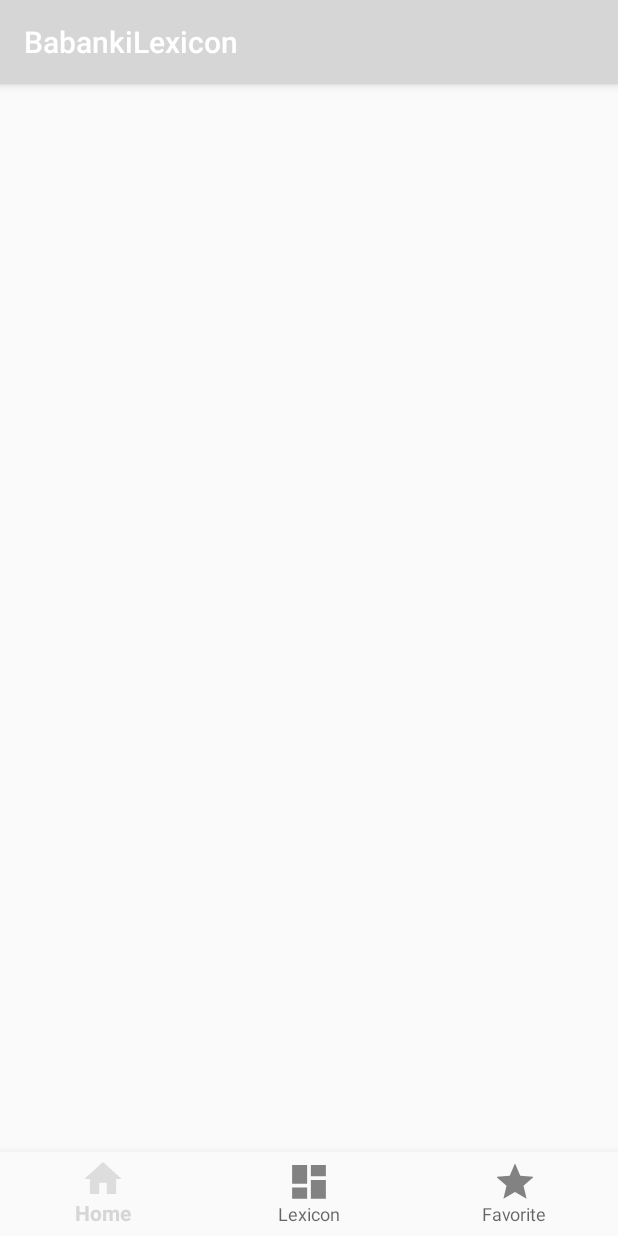
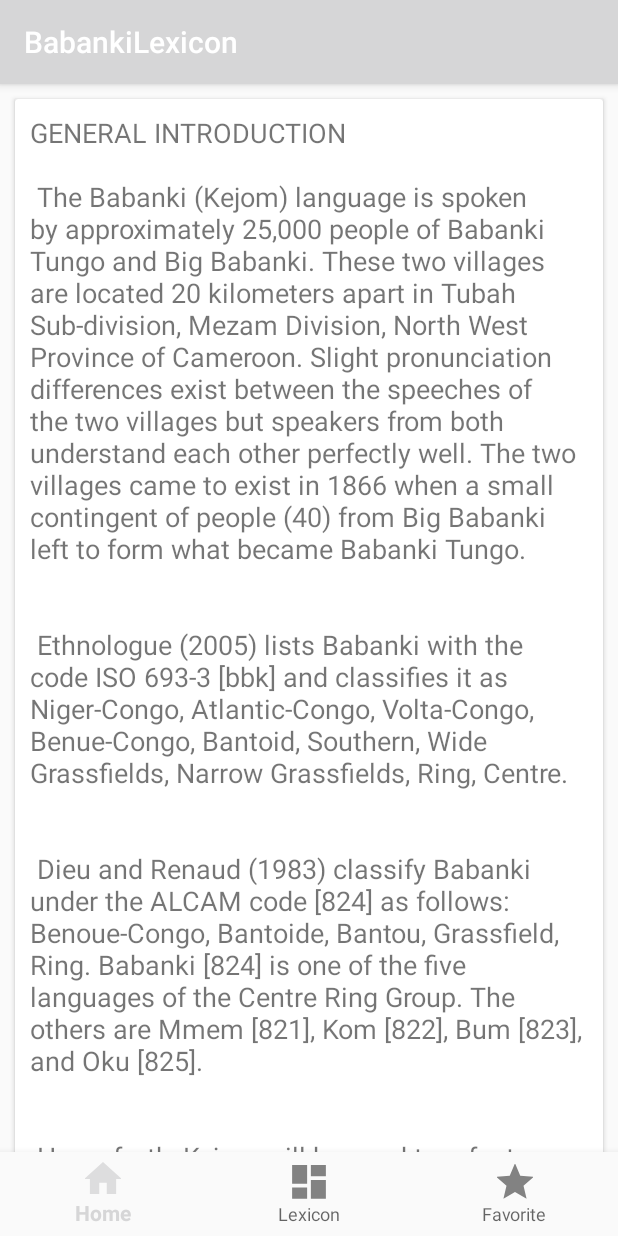
Before and after one commit to prestech/BabankiLexicon, an Android app: the screen it shows after launch (MainActivity), on a phone screen of 412 x 824 dp. Run offline under Robolectric (Android 15) with nearby library versions, the phone set to English and light mode, and no system bars.

Commit message:
added intro to home page

```diff
--- a/app/src/main/java/com/prestech/babankilexicon/activity/MainActivity.java
+++ b/app/src/main/java/com/prestech/babankilexicon/activity/MainActivity.java
@@ -56,6 +56,8 @@ public class MainActivity extends AppCompatActivity {
 
         fragmentManager = getSupportFragmentManager();
 
+        openFragment(new HomeFragment());
+
         BottomNavigationView navView = findViewById(R.id.nav_view);
 
         navView.setOnNavigationItemSelectedListener(mOnNavigationItemSelectedListener);
--- a/app/src/main/res/layout/activity_home.xml
+++ b/app/src/main/res/layout/activity_home.xml
@@ -1,9 +1,38 @@
 <?xml version="1.0" encoding="utf-8"?>
-<android.support.constraint.ConstraintLayout xmlns:android="http://schemas.android.com/apk/res/android"
+<LinearLayout xmlns:android="http://schemas.android.com/apk/res/android"
     xmlns:app="http://schemas.android.com/apk/res-auto"
     xmlns:tools="http://schemas.android.com/tools"
     android:layout_width="match_parent"
-    android:layout_height="match_parent">
+    android:layout_height="match_parent"
+    android:orientation="vertical">
 
 
-</android.support.constraint.ConstraintLayout>
+    <android.support.v7.widget.CardView
+        android:layout_width="match_parent"
+        android:layout_height="wrap_content"
+        android:layout_margin="10dp">>
+        <RelativeLayout
+            android:layout_width="match_parent"
+            android:layout_height="wrap_content"
+            android:layout_margin="10dp">
+
+            <android.support.v4.widget.NestedScrollView
+                android:layout_width="match_parent"
+                android:layout_height="match_parent"
+                android:fillViewport="true">
+
+                <TextView
+                    android:id="@+id/textView2"
+                    android:layout_width="match_parent"
+                    android:layout_height="wrap_content"
+                    android:editable="false"
+                    android:text="@string/intro_to_lexicon"
+                    android:textSize="18sp"
+                    app:autoSizeTextType="uniform" />
+            </android.support.v4.widget.NestedScrollView>
+
+        </RelativeLayout>
+    </android.support.v7.widget.CardView>
+
+
+</LinearLayout>
--- a/app/src/main/res/values/strings.xml
+++ b/app/src/main/res/values/strings.xml
@@ -9,4 +9,35 @@
     <string name="cd_audio">Audio</string>
     <string name="search_hint">Search English term</string>
     <string name="lexicon_loading_text">Getting lexicon</string>
+    <string name="intro_to_lexicon">GENERAL INTRODUCTION \n\n
+
+        The Babanki (Kejom) language is spoken by approximately 25,000 people of Babanki Tungo and Big Babanki. These two villages are located 20 kilometers apart in Tubah Sub-division, Mezam Division, North West Province of Cameroon. Slight pronunciation differences exist between the speeches of the two villages but speakers from both understand each other perfectly well. The two villages came to exist in 1866 when a small contingent of people (40) from Big Babanki left to form what became Babanki Tungo. \n\n\n
+
+        Ethnologue (2005) lists Babanki with the code ISO 693-3 [bbk] and classifies it as Niger-Congo, Atlantic-Congo, Volta-Congo, Benue-Congo, Bantoid, Southern, Wide Grassfields, Narrow Grassfields, Ring, Centre. \n\n\n
+
+        Dieu and Renaud (1983) classify Babanki under the ALCAM code [824] as follows: Benoue-Congo, Bantoide, Bantou, Grassfield, Ring. Babanki [824] is one of the five languages of the Centre Ring Group. The others are Mmem [821], Kom [822], Bum [823], and Oku [825]. \n\n\n
+
+        Henceforth, Kejom will be used to refer to Babanki, as the people prefer to call their language (Gà’a Kəjòm), themselves (Vi’i Kəjòm), and their villages (Kəjòm Kəku, and Kəjòm Kətingù’).\n\n\n
+
+        This provisional lexicon has been compiled primarily for the speakers of Kejom, though it will also be of interest to non-speakers who desire to study or learn the language. The lexicon will likely stimulate interest in the use of the language in its written form and will be a useful tool for those learning to read and write the Kejom language. This lexicon is a step forward in the preservation of the cultural identity of the Kejom people, which is facing extinction as we evolve. Finally, this lexicon may be used as a reference material in standardizing the spelling of Kejom words and terminology.\n\n\n
+
+        The Kejom alphabet is in conformity with the General Alphabet of Cameroonian Languages, adopted in 1979 by the National Committee for the unification and harmonization of the alphabets of Cameroonian languages. \n\n\n
+
+        Over 2000 entries that serve as an introduction to Kejom words and phrases are found in this lexicon. The 1800 SIL Comparative African Word List served as a thematic basis for the initial collection of words.
+        Each lexical entry includes a phonetic transcription, part of speech, noun class and a brief definition in English. Additional information such as: variant forms1, and plural forms of nouns may also be found. Verbs are cited without the introductory infinitive particle ə.́ For example, əv́ ì ‘to come,’ is entered merely as vì v. come.\n\n\n
+
+        A general introduction precedes the body of the lexicon. The phonology of Kejom is briefly presented and the Kejom Alphabet is provided. The noun class system of Kejom is also introduced. Some noun modifiers like possessive pronouns, demonstratives and some numerals are shown in this part. Following the body of the lexicon is an English- Kejom Index of more than 2000 entries. \n\n\n
+
+        I sincerely thank those who assisted me in the verification and augmentation of the database that Christine DeVisser started eliciting in 2005. A number of people helped her at that time and I would like to acknowledge them here. Mr. P. V. Adams for providing most of the words, Mr. Awenti A. Tituwan, Mr Mutan Gabriel and Mr Ntang W. Thaddeus for the 557 wordlist they provided, and Mr. Vuwen Andrew Maley for helping to check tone on a number of words. \n\n\n
+
+        I am very grateful for the financial assistance that was provided by the Kay Williamson Educational Foundation (KWEF) as well as some kind-hearted Kejom people for the printing of this lexicon. \n\n\n
+
+        Finally, I wish to thank Dr. Robert Hedinger for all his help in advising me, and formatting the lexicon. \n\n\n
+
+        The work of compiling a lexicon is never finished. All those who use it are encouraged to share their suggested additions and corrections with the Ga’a Kejom Development Committee.\n\n\n
+
+        Dr. AKUMBU Pius WUCHU
+
+        \n\n\n
+     </string>
 </resources>
```
